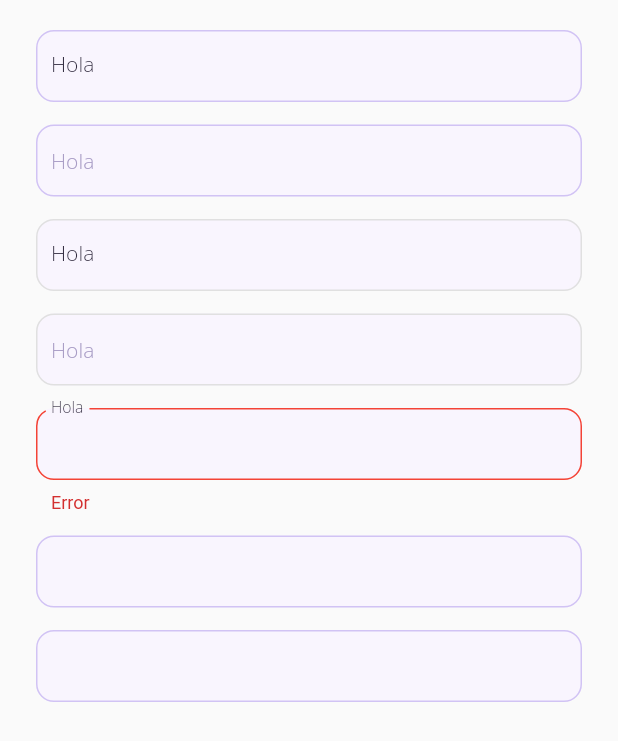
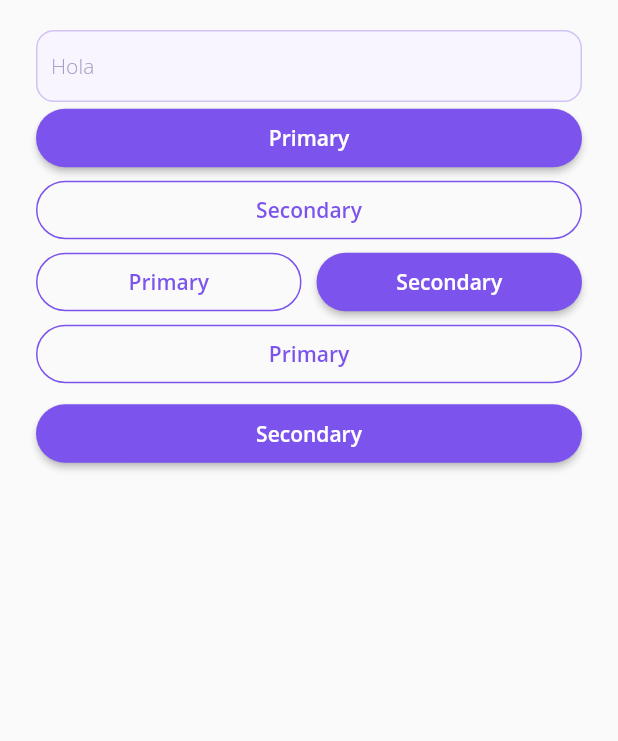
Before and after one commit to oaacelasu/ualet_ddd, a Flutter app: the screen it shows after launch, on a phone screen of 412 x 824 dp. Shown: the top 741 px of the screen. Run offline on Flutter 3.47's test engine with Material 2 defaults, Android fonts, the phone set to English and light mode, and no system bars; our stand-ins replace auto_route, bloc, dartz, dio, flutter_bloc, freezed_annotation and 5 more; generated files the repository leaves out were written again.

Commit message:
Buttons + Generic CustomDialog

```diff
--- a/lib/presentation/core/design/app_dimens.dart
+++ b/lib/presentation/core/design/app_dimens.dart
@@ -3,8 +3,8 @@ import 'package:flutter/material.dart';
 class AppDimens {
   // Emojis
   static const Size emojiSizeS = Size(20.0, 20.0);
-  static const Size emojiSizeM = Size(20.0, 20.0);
-  static const Size emojiSizeL = Size(20.0, 20.0);
+  static const Size emojiSizeM = Size(40.0, 40.0);
+  static const Size emojiSizeL = Size(100.0, 100.0);
 
   // Texts
   static const double titleTextSize = 24.0;
@@ -16,9 +16,13 @@ class AppDimens {
   // TextFormFields
   static const double textFieldBorderRadius = 12.0;
 
+  // Dialogs
+  static const double dialogBorderRadius = 20.0;
+
   // Layout
   static const double layoutMargin = 24.0;
   static const double layoutHSpacerS = 11.0;
+  static const double layoutSpacerXs = 5.0;
   static const double layoutSpacerS = 10.0;
   static const double layoutSpacerM = 20.0;
   static const double layoutSpacerL = 40.0;
--- a/lib/presentation/core/design/app_theme.dart
+++ b/lib/presentation/core/design/app_theme.dart
@@ -1,3 +1,4 @@
+import 'package:flutter/cupertino.dart';
 import 'package:flutter/material.dart';
 
 import 'app_colors.dart';
@@ -8,17 +9,32 @@ class AppTheme {
   static final ThemeData primaryTheme = ThemeData.light().copyWith(
     backgroundColor: AppColors.backgroundColor,
     primaryColor: AppColors.primaryColor,
-    accentColor: Colors.blueAccent,
+    accentColor: AppColors.primaryColor,
+    cursorColor: AppColors.primaryColor,
+    cupertinoOverrideTheme: CupertinoThemeData(
+      primaryColor: AppColors.primaryColor,
+    ),
     appBarTheme: ThemeData.light().appBarTheme.copyWith(
           brightness: Brightness.dark,
           color: AppColors.primaryColor,
           iconTheme: ThemeData.dark().iconTheme,
         ),
+    buttonTheme: ButtonThemeData(
+        buttonColor: AppColors.primaryColor,
+        shape: StadiumBorder(),
+        padding: EdgeInsets.symmetric(
+            vertical: AppDimens.layoutSpacerS,
+            horizontal: AppDimens.layoutSpacerM),
+        colorScheme: ThemeData.light().buttonTheme.colorScheme.copyWith(
+            primary: AppColors.primaryColor, secondary: AppColors.primaryColor),
+        textTheme: ButtonTextTheme.primary),
+    buttonColor: AppColors.primaryColor,
     inputDecorationTheme: InputDecorationTheme(
         fillColor: AppColors.inputColor,
         filled: true,
         labelStyle: AppTextStyles.normal1,
         hintStyle: AppTextStyles.normal1.copyWith(color: AppColors.g25Color),
+        floatingLabelBehavior: FloatingLabelBehavior.never,
         contentPadding:
             const EdgeInsets.symmetric(vertical: 10.0, horizontal: 10.0),
         focusedBorder: OutlineInputBorder(
--- /dev/null
+++ b/lib/presentation/core/widgets/buttons/custom_button_bar.dart
@@ -0,0 +1,63 @@
+import 'package:flutter/material.dart';
+import 'package:ualet_ddd/presentation/core/design/app_colors.dart';
+import 'package:ualet_ddd/presentation/core/design/app_dimens.dart';
+import 'package:ualet_ddd/presentation/core/design/app_text_styles.dart';
+import 'package:ualet_ddd/presentation/core/widgets/buttons/primary_button.dart';
+import 'package:ualet_ddd/presentation/core/widgets/buttons/secondary_button.dart';
+
+class CustomButtonBar extends StatelessWidget {
+  final String textA;
+  final VoidCallback actionA;
+  final String textB;
+  final VoidCallback actionB;
+  final Axis axisDirection;
+
+  const CustomButtonBar(
+      {Key key,
+      this.textA = '',
+      this.actionA,
+      this.textB = '',
+      this.actionB,
+      this.axisDirection = Axis.horizontal})
+      : super(key: key);
+  @override
+  Widget build(BuildContext context) {
+    if (axisDirection == Axis.horizontal) {
+      return Row(
+        mainAxisSize: MainAxisSize.max,
+        children: [
+          Expanded(
+            child: OutlineButton(
+              textTheme: ButtonTextTheme.accent,
+              onPressed: actionA,
+              borderSide: BorderSide(color: AppColors.primaryColor),
+              child: Text(
+                textA,
+                style: AppTextStyles.normal2
+                    .copyWith(color: AppColors.primaryColor),
+              ),
+            ),
+          ),
+          const SizedBox(width: AppDimens.layoutSpacerS),
+          Expanded(
+            child: RaisedButton(
+              onPressed: actionB,
+              child: Text(textB,
+                  style: AppTextStyles.normal2
+                      .copyWith(color: AppColors.whiteColor)),
+            ),
+          ),
+        ],
+      );
+    } else {
+      return Column(
+        mainAxisSize: MainAxisSize.min,
+        children: [
+          SecondaryButton(text: textA, action: actionA),
+          const SizedBox(height: AppDimens.layoutSpacerXs),
+          PrimaryButton(text: textB, action: actionB),
+        ],
+      );
+    }
+  }
+}
--- /dev/null
+++ b/lib/presentation/core/widgets/buttons/primary_button.dart
@@ -0,0 +1,24 @@
+import 'package:flutter/material.dart';
+import 'package:ualet_ddd/presentation/core/design/app_colors.dart';
+import 'package:ualet_ddd/presentation/core/design/app_text_styles.dart';
+
+class PrimaryButton extends StatelessWidget {
+  final String text;
+  final VoidCallback action;
+
+  const PrimaryButton({Key key, this.text, this.action}) : super(key: key);
+
+  @override
+  Widget build(BuildContext context) {
+    return SizedBox(
+      width: double.infinity,
+      child: RaisedButton(
+        onPressed: action,
+        child: Text(
+          text,
+          style: AppTextStyles.normal2.copyWith(color: AppColors.whiteColor),
+        ),
+      ),
+    );
+  }
+}
--- /dev/null
+++ b/lib/presentation/core/widgets/buttons/secondary_button.dart
@@ -0,0 +1,25 @@
+import 'package:flutter/material.dart';
+import 'package:ualet_ddd/presentation/core/design/app_colors.dart';
+import 'package:ualet_ddd/presentation/core/design/app_text_styles.dart';
+
+class SecondaryButton extends StatelessWidget {
+  final String text;
+  final VoidCallback action;
+
+  const SecondaryButton({Key key, this.text, this.action}) : super(key: key);
+
+  @override
+  Widget build(BuildContext context) {
+    return SizedBox(
+      width: double.infinity,
+      child: OutlineButton(
+        onPressed: action,
+        borderSide: BorderSide(color: AppColors.primaryColor),
+        child: Text(
+          text,
+          style: AppTextStyles.normal2.copyWith(color: AppColors.primaryColor),
+        ),
+      ),
+    );
+  }
+}
--- /dev/null
+++ b/lib/presentation/core/widgets/dialogs/custom_dialog.dart
@@ -0,0 +1,77 @@
+import 'package:flutter/material.dart';
+import 'package:ualet_ddd/presentation/core/design/app_colors.dart';
+import 'package:ualet_ddd/presentation/core/design/app_dimens.dart';
+import 'package:ualet_ddd/presentation/core/design/app_text_styles.dart';
+import 'package:ualet_ddd/presentation/core/widgets/buttons/primary_button.dart';
+
+class CustomDialog extends StatelessWidget {
+  final IconData icon;
+  final Color iconColor;
+  final String image;
+  final String title;
+  final String description;
+  final String buttonText;
+  final VoidCallback buttonAction;
+
+  const CustomDialog(
+      {Key key,
+      this.icon,
+      this.title,
+      this.description,
+      this.buttonText,
+      this.buttonAction,
+      this.image,
+      this.iconColor = AppColors.successColor})
+      : super(key: key);
+
+  @override
+  Widget build(BuildContext context) {
+    return AlertDialog(
+      scrollable: true,
+      shape: RoundedRectangleBorder(
+          borderRadius:
+              BorderRadius.all(Radius.circular(AppDimens.dialogBorderRadius))),
+      contentPadding: EdgeInsets.all(AppDimens.layoutSpacerM),
+      content: Column(
+        children: [
+          Row(
+            mainAxisAlignment: MainAxisAlignment.spaceBetween,
+            children: [
+              Expanded(
+                  flex: 5,
+                  child: Text(
+                    title,
+                    style: AppTextStyles.title2
+                        .copyWith(color: AppColors.g50Color),
+                  )),
+              if (icon != null) ...[
+                Expanded(
+                  child: Icon(icon,
+                      color: iconColor, size: AppDimens.emojiSizeM.height),
+                )
+              ] else ...[
+                Expanded(
+                  child: Image.asset(
+                    image,
+                    height: AppDimens.emojiSizeM.height,
+                    width: AppDimens.emojiSizeM.width,
+                  ),
+                )
+              ]
+            ],
+          ),
+          const SizedBox(height: AppDimens.layoutSpacerM),
+          Text(
+            description,
+            style: AppTextStyles.normal1.copyWith(color: AppColors.g75Color),
+          ),
+          const SizedBox(height: AppDimens.layoutSpacerM),
+          PrimaryButton(
+            text: buttonText,
+            action: buttonAction,
+          )
+        ],
+      ),
+    );
+  }
+}
--- a/lib/presentation/pages/app_widget.dart
+++ b/lib/presentation/pages/app_widget.dart
@@ -3,9 +3,6 @@ import 'package:flutter/material.dart';
 import 'package:flutter_bloc/flutter_bloc.dart';
 import 'package:flutter_localizations/flutter_localizations.dart';
 import 'package:ualet_ddd/application/auth/auth_bloc.dart';
-import 'package:ualet_ddd/presentation/core/design/app_colors.dart';
-import 'package:ualet_ddd/presentation/core/design/app_dimens.dart';
-import 'package:ualet_ddd/presentation/core/design/app_text_styles.dart';
 import 'package:ualet_ddd/presentation/core/design/app_theme.dart';
 import 'package:ualet_ddd/presentation/routes/router.gr.dart';
 import 'package:ualet_ddd/injection.dart';
@@ -22,7 +19,7 @@ class AppWidget extends StatelessWidget {
         ),
       ],
       child: MaterialApp(
-          title: 'Workout Tracker',
+          title: 'Ualet',
           debugShowCheckedModeBanner: false,
           localizationsDelegates: [
             S.delegate,
--- a/lib/presentation/pages/sign_in/sign_in_page.dart
+++ b/lib/presentation/pages/sign_in/sign_in_page.dart
@@ -1,5 +1,11 @@
+import 'package:auto_route/auto_route.dart';
 import 'package:flutter/material.dart';
+import 'package:ualet_ddd/presentation/core/design/app_colors.dart';
 import 'package:ualet_ddd/presentation/core/design/app_dimens.dart';
+import 'package:ualet_ddd/presentation/core/widgets/buttons/custom_button_bar.dart';
+import 'package:ualet_ddd/presentation/core/widgets/buttons/primary_button.dart';
+import 'package:ualet_ddd/presentation/core/widgets/buttons/secondary_button.dart';
+import 'package:ualet_ddd/presentation/core/widgets/dialogs/custom_dialog.dart';
 
 class SignInPage extends StatelessWidget {
   @override
@@ -11,31 +17,38 @@ class SignInPage extends StatelessWidget {
             vertical: AppDimens.layoutSpacerM),
         child: ListView(
           children: <Widget>[
-            TextFormField(decoration: InputDecoration(labelText: 'Hola')),
-            const SizedBox(height: 15.0),
-            TextFormField(decoration: InputDecoration(hintText: 'Hola')),
-            const SizedBox(height: 15.0),
-            TextFormField(
-              decoration: InputDecoration(labelText: 'Hola'),
-              enabled: false,
+            Column(
+              children: [
+                TextFormField(
+                    controller: TextEditingController(),
+                    decoration: InputDecoration(hintText: 'Hola')),
+                PrimaryButton(
+                    text: 'Primary',
+                    action: () => showDialog(
+                        context: context,
+                        child: CustomDialog(
+                          title: 'Ya eres todo un inversionista digital!',
+                          description:
+                              'Aquí podrás crear tus metas de ahorro, seguir tus inversiones, añadir y retirar dinero, ver tus movimientos y notificaciones.',
+                          icon: Icons.access_alarm,
+                          buttonAction: () =>
+                              ExtendedNavigator.rootNavigator.pop(),
+                          buttonText: 'Button',
+                        ))),
+                SecondaryButton(text: 'Secondary', action: () {}),
+                CustomButtonBar(
+                    textA: 'Primary',
+                    actionA: () {},
+                    textB: 'Secondary',
+                    actionB: () {}),
+                CustomButtonBar(
+                    textA: 'Primary',
+                    actionA: () {},
+                    textB: 'Secondary',
+                    actionB: () {},
+                    axisDirection: Axis.vertical)
+              ],
             ),
-            const SizedBox(height: 15.0),
-            TextFormField(
-              decoration: InputDecoration(hintText: 'Hola'),
-              enabled: false,
-            ),
-            const SizedBox(height: 15.0),
-            TextFormField(
-              decoration: InputDecoration(
-                  labelText: 'Hola',
-                  floatingLabelBehavior: FloatingLabelBehavior.always),
-              validator: (_) => 'Error',
-              autovalidate: true,
-            ),
-            const SizedBox(height: 15.0),
-            TextFormField(),
-            const SizedBox(height: 15.0),
-            TextFormField()
           ],
         ),
       ),
```
Also changed, not shown: lib/generated/l10n.dart, 2 other files.
